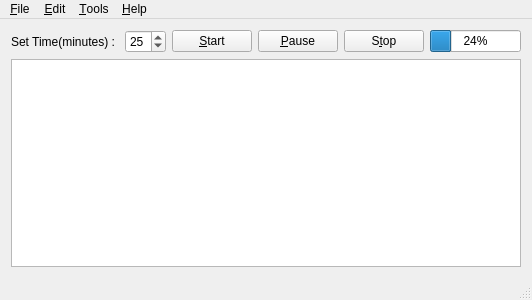
First picture: the form in mainwindow.ui, repository steven-ban/TomatoWorkflow, before the edit.
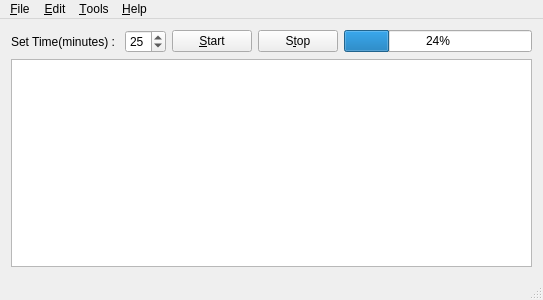
Second picture: the form after the edit.

Commit message:
修改startButton的行为
删除了pauseButton, 当startButton重复按时即反复切换startButton的文字为start和pause.
同时根据不同的状态来改变其行为.

Diff of the .ui file:
```diff
--- a/mainwindow.ui
+++ b/mainwindow.ui
@@ -6,7 +6,7 @@
    <rect>
     <x>0</x>
     <y>0</y>
-    <width>400</width>
+    <width>543</width>
     <height>300</height>
    </rect>
   </property>
@@ -50,13 +50,6 @@
         </property>
        </widget>
       </item>
-      <item>
-       <widget class="QPushButton" name="pauseButton">
-        <property name="text">
-         <string>&amp;Pause</string>
-        </property>
-       </widget>
-      </item>
       <item>
        <widget class="QPushButton" name="stopButton">
         <property name="text">
@@ -83,7 +76,7 @@
     <rect>
      <x>0</x>
      <y>0</y>
-     <width>400</width>
+     <width>543</width>
      <height>23</height>
     </rect>
    </property>
```
The commit also changes 3 other files.
